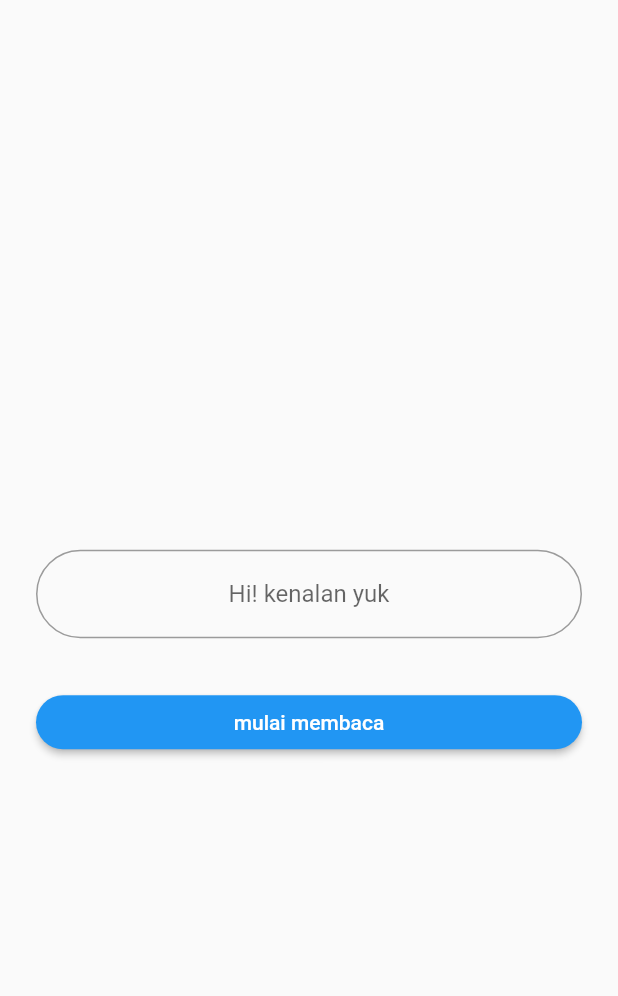
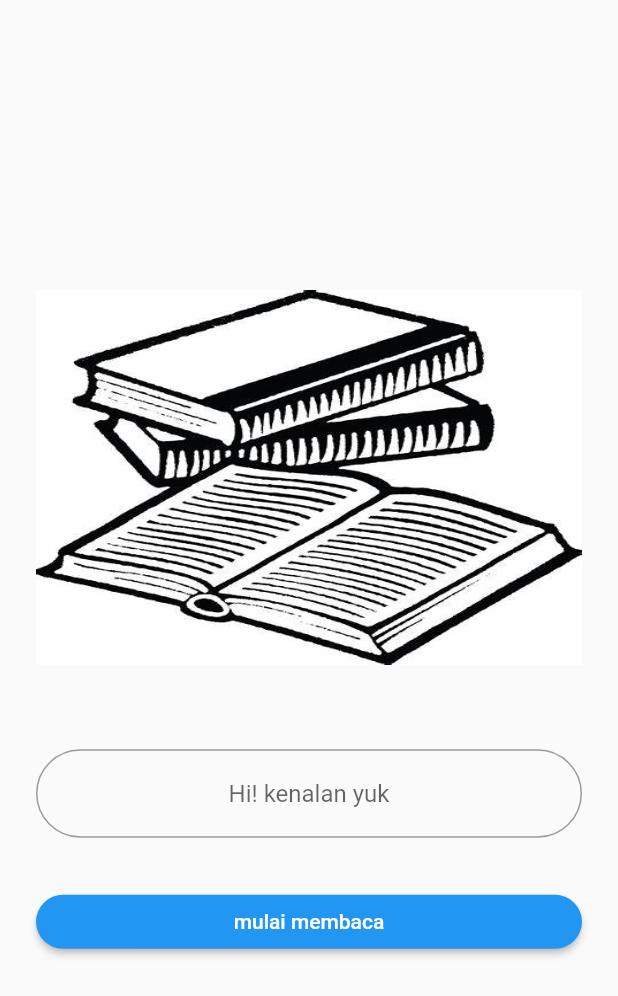
Before and after one commit to gunadermawan/multiplatform-dicoding-bfp, a Flutter app: the screen it shows after launch, on a phone screen of 412 x 824 dp. Shown: the top 996 px of the screen. Run offline on Flutter 3.47's test engine with Material 2 defaults, Android fonts, the phone set to English and light mode, and no system bars.

Commit message:
update data and ui login

```diff
--- a/lib/auth/login.dart
+++ b/lib/auth/login.dart
@@ -44,6 +44,14 @@ class _LoginScreenState extends State<LoginScreen> {
             mainAxisAlignment: MainAxisAlignment.center,
             crossAxisAlignment: CrossAxisAlignment.stretch,
             children: <Widget>[
+              Padding(
+                padding: const EdgeInsets.symmetric(vertical: 8.0),
+                child: Image.asset(
+                  'images/books.jpeg',
+                  height: 250,
+                  fit: BoxFit.fill,
+                ),
+              ),
               const SizedBox(height: 48.0),
               TextField(
                 controller: _emailController,
@@ -62,7 +70,7 @@ class _LoginScreenState extends State<LoginScreen> {
                 const Padding(
                   padding: EdgeInsets.symmetric(vertical: 8.0),
                   child: Text(
-                    'nama pengguna tidak valid',
+                    'input tidak valid',
                     style: TextStyle(
                       color: Colors.red,
                       fontWeight: FontWeight.bold,
```
Also changed, not shown: lib/model/books_list.dart (+14 -7 lines), images/bodoAmat.png (added), images/books.jpeg (added), images/booksBlue.jpeg (added), images/gasuka.jpeg (added), images/teras.jpeg (added).
